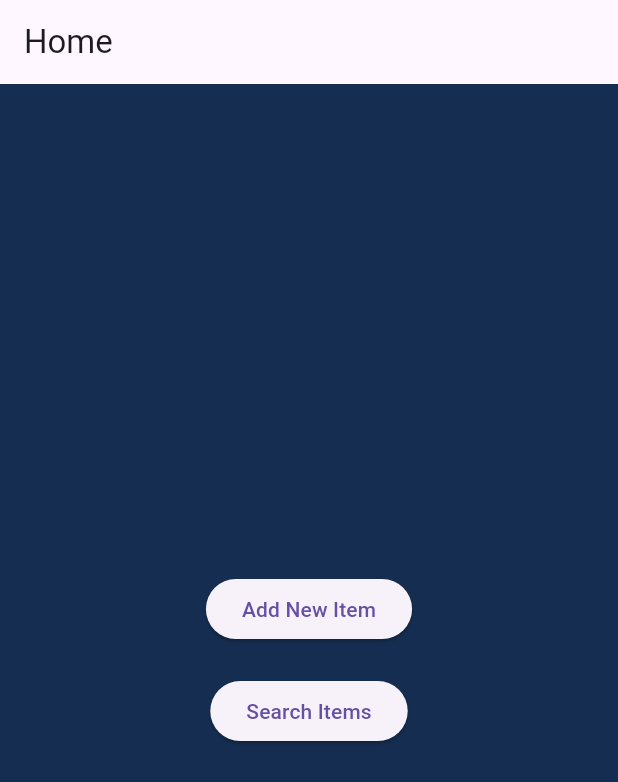
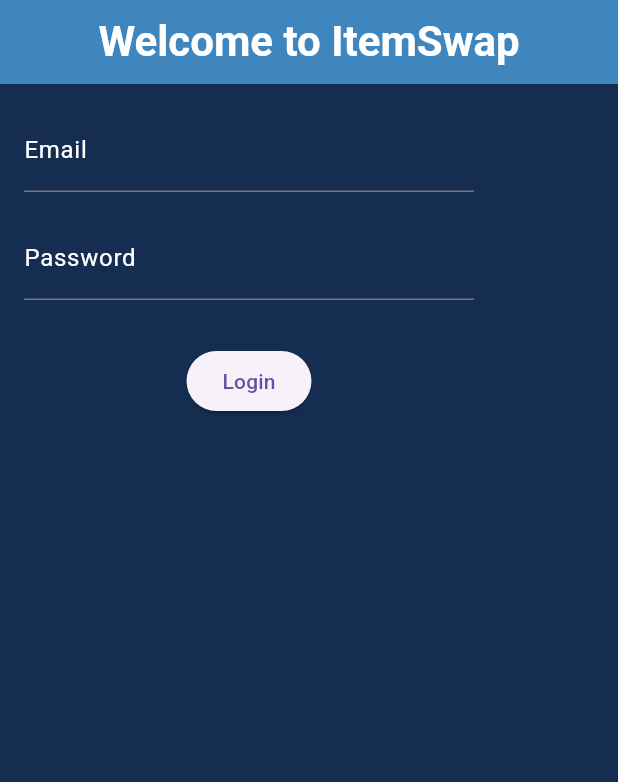
Before and after one commit to casemiromjm/ItemSwap, a Flutter app: the screen it shows after launch, on a phone screen of 412 x 824 dp. Shown: the top 782 px of the screen. Run offline on Flutter 3.47's test engine with Material 3 defaults, Android fonts, the phone set to English and light mode, and no system bars; our stand-ins replace cloud_firestore, diacritic, file_picker, firebase_core, flutter_map, image_picker and 1 more; accounts and stored records are empty.

Commit message:
creat login boxes and add font to the logo

```diff
--- a/lib/main.dart
+++ b/lib/main.dart
@@ -1,5 +1,6 @@
 import 'package:flutter/material.dart';
 import 'package:firebase_core/firebase_core.dart';
+import 'package:test1/screens/login_screen.dart';
 import 'screens/home_screen.dart';
 import 'firebase_options.dart';
 
@@ -17,7 +18,7 @@
     return MaterialApp(
       title: 'Flutter Navigation',
       theme: ThemeData(primarySwatch: Colors.blue),
-      home: HomeScreen(),
+      home: LoginScreen(), //inicia neste screen
     );
   }
 }
--- /dev/null
+++ b/lib/screens/login_screen.dart
@@ -0,0 +1,78 @@
+import 'package:flutter/material.dart';
+import 'package:test1/screens/home_screen.dart';
+
+class LoginScreen extends StatelessWidget {
+  const LoginScreen({super.key});
+
+  @override
+  Widget build(BuildContext context) {
+  return Scaffold(
+    backgroundColor: const Color.fromARGB(255, 21, 45, 80),
+    appBar: AppBar( //tem o titulo
+      backgroundColor: const Color.fromARGB(255, 63, 133, 190),  // Podes alterar a cor do AppBar se desejado
+      title: Center(  // Centraliza o título no AppBar
+        child: Text(
+          'Welcome to ItemSwap',
+          style: TextStyle(
+            fontSize: 28,  // Tamanho da fonte
+            fontWeight: FontWeight.bold,  // Peso da fonte (negrito)
+            color: Colors.white,  // Cor da fonte
+            fontFamily: 'Roboto',  // Família da fonte (se tiveres a fonte instalada)
+          ),
+        ),
+      ),
+    ),
+      body: Padding(
+        padding: const EdgeInsets.all(16.0),
+          child: Column(
+
+            crossAxisAlignment: CrossAxisAlignment.center, // Alinha os filhos no centro horizontalmente
+    children: [
+      // Primeiro campo de texto para o Email
+      Container(
+        width: 300, // Define a largura do campo de texto
+        child: TextField(
+          decoration: const InputDecoration(
+            labelText: 'Email',
+            labelStyle: TextStyle(
+                color: Colors.white,
+      ),
+          ),
+          style: const TextStyle(color: Colors.white),
+        ),
+      ),
+
+      const SizedBox(height: 16), // Espaçamento entre os campos
+
+      // Segundo campo de texto para a Senha
+      Container(
+        width: 300, // Define a largura do campo de texto
+        child: TextField(
+          obscureText: true,
+          decoration: const InputDecoration(
+            labelText: 'Password',
+            labelStyle: TextStyle(
+                color: Colors.white,
+      ),
+          ),
+          style: const TextStyle(color: Colors.white),
+        ),
+      ),
+            const SizedBox(height: 30),
+            ElevatedButton(
+              onPressed: () {
+                // Supondo que o login foi bem-sucedido
+                  Navigator.pushReplacement(
+                    context,
+                    MaterialPageRoute(builder: (context) => const HomeScreen()),
+                  );
+                // Lógica de login aqui
+              },
+              child: const Text('Login'),
+            ),
+          ],
+        ),
+      ),
+    );
+  }
+}
--- a/pubspec.yaml
+++ b/pubspec.yaml
@@ -61,6 +61,10 @@
 
 # The following section is specific to Flutter packages.
 flutter:
+  fonts:
+    - family: Roboto
+      fonts:
+        - asset: fonts/Roboto.ttf
 
   # The following line ensures that the Material Icons font is
   # included with your application, so that you can use the icons in
@@ -83,7 +87,7 @@
   # "family" key with the font family name, and a "fonts" key with a
   # list giving the asset and other descriptors for the font. For
   # example:
-  # fonts:
+
   #   - family: Schyler
   #     fonts:
   #       - asset: fonts/Schyler-Regular.ttf
```
Also changed, not shown: fonts/Roboto.ttf (added).
